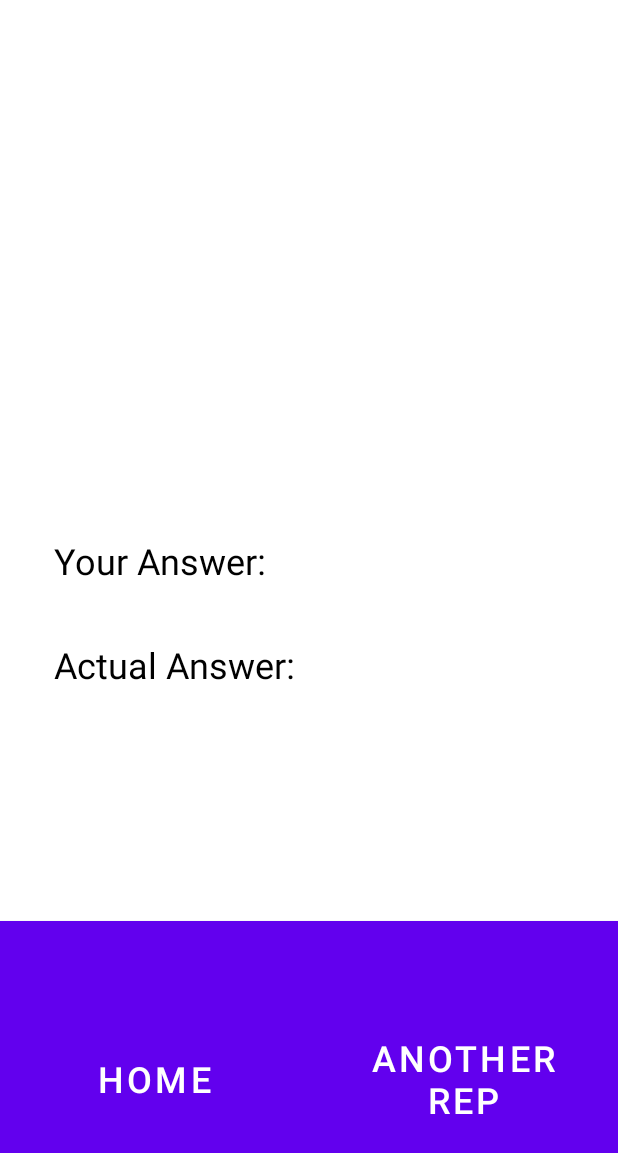
After one commit to coocraig/mathreps, an Android app: the Results screen opened through its navigation route, on a phone screen of 412 x 824 dp. The commit adds this screen. Shown: the top 1153 px of the screen. Run offline under Robolectric (Android 15) with nearby library versions, the phone set to English and light mode, and no system bars; our stand-ins replace data binding.

Commit message:
Fully functional aside from data persistence,
data persistence problem seems to stem from MathRepsApplication not being able to be casted properly, though this can be cheated around (without implementation of anything) to acheive core app functionality.

```diff
--- a/app/build.gradle
+++ b/app/build.gradle
@@ -53,8 +53,14 @@ dependencies {
     androidTestImplementation 'androidx.test.espresso:espresso-core:3.4.0'
     androidTestImplementation "androidx.navigation:navigation-testing:$nav_version"
     debugImplementation "androidx.fragment:fragment-testing:1.4.1"
+//    implementation "androidx.room:room-runtime:$room_version"
+    kapt "androidx.room:room-compiler:$room_version"
+
+    // Room
     implementation "androidx.room:room-runtime:$room_version"
+    implementation 'androidx.legacy:legacy-support-v4:1.0.0'
     kapt "androidx.room:room-compiler:$room_version"
+    implementation "androidx.room:room-ktx:$room_version"
 
 // optional - Kotlin Extensions and Coroutines support for Room
     implementation "androidx.room:room-ktx:$room_version"
--- a/app/src/main/java/com/example/mathreps/MainActivity.kt
+++ b/app/src/main/java/com/example/mathreps/MainActivity.kt
@@ -1,7 +1,7 @@
 package com.example.mathreps
 
+import android.os.Bundle
 import androidx.appcompat.app.AppCompatActivity
-import android.os.Bundle
 import androidx.navigation.NavController
 import androidx.navigation.fragment.NavHostFragment
 import com.example.mathreps.databinding.ActivityMainBinding
@@ -14,6 +14,8 @@ class MainActivity : AppCompatActivity() {
     override fun onCreate(savedInstanceState: Bundle?) {
         super.onCreate(savedInstanceState)
         setContentView(R.layout.activity_main)
+        val actionBar = supportActionBar
+        actionBar?.hide()
 
         //Retrieve NavController from the NavHostFragment
         val navHostFragment = supportFragmentManager.findFragmentById(R.id.nav_host_fragment) as NavHostFragment
--- a/app/src/main/java/com/example/mathreps/MathViewModel.kt
+++ b/app/src/main/java/com/example/mathreps/MathViewModel.kt
@@ -1,18 +1,21 @@
 package com.example.mathreps
 
-import androidx.lifecycle.LiveData
-import androidx.lifecycle.MutableLiveData
-import androidx.lifecycle.ViewModel
+import androidx.lifecycle.*
+import com.example.mathreps.data.Attempt
+import com.example.mathreps.data.AttemptDao
+import kotlinx.coroutines.launch
 
-class MathViewModel : ViewModel(){
+class MathViewModel() : ViewModel(){
     //Determines if audio ought to be played or not
-    private val _audio = MutableLiveData<Boolean?>()
+    private val _audio = MutableLiveData<Boolean?>(true)
     val audio: LiveData<Boolean?> = _audio
 
     //function to set the audio on or off for the game
     fun setAudio(bool: Boolean){
         _audio.value = bool
     }
+
+
 
     //The different ranges
     private final val easyRange = (2..10)
@@ -43,10 +46,40 @@ class MathViewModel : ViewModel(){
     private val _smallNumber = MutableLiveData<Int?>()
     val smallNumber: LiveData<Int?> = _smallNumber
 
+    //The number (number on bottom)
+    private val _actualAnswer = MutableLiveData<Int?>()
+    val actualAnswer: LiveData<Int?> = _actualAnswer
+
     //Randomly sets the numbers
     fun setNumbers(largeRange: IntRange?) {
         _smallNumber.value = (2..9).random()
         _largeNumber.value = largeRange?.random()
+        _actualAnswer.value = _smallNumber.value!! * _largeNumber.value!!
+    }
+
+    //the answer given by the user
+    private val _answer = MutableLiveData<String?>()
+    val answer: LiveData<String?> = _answer
+
+    //Can be used to set this answer
+    fun setAnswer(response: String){
+        _answer.value = response
+    }
+
+    //The string for if the answer is correct or incorrect
+    private val _resultText = MutableLiveData<String?>()
+    val resultText: LiveData<String?> = _resultText
+
+    //The value of if the answer is correct or not
+    private val _isCorrect = MutableLiveData<Boolean?>()
+    val isCorrect: LiveData<Boolean?> = _isCorrect
+
+    fun setResultText() {
+        if(_answer.value?.toInt() == _actualAnswer.value?.toInt()){
+            _resultText.value = "Correct!"
+        } else {
+            _resultText.value = "Wrong :("
+        }
     }
 
 }
--- a/app/src/main/java/com/example/mathreps/Pregame.kt
+++ b/app/src/main/java/com/example/mathreps/Pregame.kt
@@ -13,8 +13,8 @@ import com.example.mathreps.databinding.FragmentPregameBinding
 class Pregame : Fragment() {
 
 
-//    // Use the 'by activityViewModels()' Kotlin property delegate from the fragment-ktx artifact
-//    // to share the ViewModel across fragments.
+    // Use the 'by activityViewModels()' Kotlin property delegate from the fragment-ktx artifact
+    // to share the ViewModel across fragments.
 //    private val viewModel: MathRepsViewModel by activityViewModels {
 //        MathRepsViewModelFactory(
 //            (activity?.application as MathRepsApplication).database
--- /dev/null
+++ b/app/src/main/java/com/example/mathreps/Results.kt
@@ -0,0 +1,76 @@
+package com.example.mathreps
+
+import android.media.MediaPlayer
+import android.media.SoundPool
+import android.os.Bundle
+import androidx.fragment.app.Fragment
+import android.view.LayoutInflater
+import android.view.View
+import android.view.ViewGroup
+import androidx.fragment.app.activityViewModels
+import androidx.navigation.fragment.findNavController
+import com.example.mathreps.databinding.FragmentProblemBinding
+import com.example.mathreps.databinding.FragmentResultsBinding
+
+
+class Results : Fragment() {
+    private var _binding: FragmentResultsBinding? = null
+
+    private val binding get() = _binding!!
+
+    //Creates a reference to the second viewmodel
+    private val sharedViewModel: MathViewModel by activityViewModels()
+
+    lateinit var victorySound : MediaPlayer
+    lateinit var lossSound : MediaPlayer
+
+    override fun onCreate(savedInstanceState: Bundle?) {
+        super.onCreate(savedInstanceState)
+    }
+
+    override fun onCreateView(
+        inflater: LayoutInflater, container: ViewGroup?,
+        savedInstanceState: Bundle?
+    ): View? {
+        victorySound = MediaPlayer.create(activity, R.raw.tadaa)
+        lossSound = MediaPlayer.create(activity, R.raw.youlose)
+        _binding = FragmentResultsBinding.inflate(inflater, container, false)
+        val root = binding.root
+        return root
+    }
+    private var nuum = 0
+
+    override fun onViewCreated(view: View, savedInstanceState: Bundle?) {
+        super.onViewCreated(view, savedInstanceState)
+        binding.apply {
+            viewModel = sharedViewModel
+            results = this@Results
+        }
+        binding.resultsText.setOnClickListener{
+//            if(sharedViewModel.answer.value?.toInt()==sharedViewModel.actualAnswer.value?.toInt() && sharedViewModel.audio.value == true)
+            if(sharedViewModel.audio.value == true) {
+                if(sharedViewModel.resultText.value.toString().equals("Correct!"))
+                {
+                    victorySound.start()
+                }
+                else{
+                    lossSound.start()
+                }
+            }
+        }
+    }
+
+    override fun onDestroyView() {
+        super.onDestroyView()
+        _binding = null
+    }
+
+    fun toHome(){
+        findNavController().navigate(R.id.action_results_to_pregame)
+    }
+
+    fun anotherRep(){
+        findNavController().navigate(R.id.action_results_to_problem)
+    }
+
+}
--- a/app/src/main/java/com/example/mathreps/Statistics.kt
+++ b/app/src/main/java/com/example/mathreps/Statistics.kt
@@ -16,9 +16,9 @@ class Statistics : Fragment() {
     // Use the 'by activityViewModels()' Kotlin property delegate from the fragment-ktx artifact
     // to share the ViewModel across fragments.
     private val viewModel: MathRepsViewModel by activityViewModels {
-        MathRepsViewModelFactory(
+        MathRepsViewModel.MathRepsViewModelFactory(
             (activity?.application as MathRepsApplication).database
-                .itemDao()
+                .attemptDao()
         )
     }
 
--- a/app/src/main/java/com/example/mathreps/data/AttemptDao.kt
+++ b/app/src/main/java/com/example/mathreps/data/AttemptDao.kt
@@ -9,8 +9,6 @@ import kotlinx.coroutines.flow.Flow
 
 @Dao
 interface AttemptDao {
-
-
     //query for whole table (Will be used to calculate statistics after the list of attempts has been generated)
     @Query("SELECT * from attempt")
     fun getAttempts(): Flow<List<Attempt>>
@@ -18,5 +16,4 @@ interface AttemptDao {
     //Inserts an attempt to the database
     @Insert(onConflict = OnConflictStrategy.IGNORE)
     suspend fun insert(attempt: Attempt)
-
 }
--- a/app/src/main/java/com/example/mathreps/data/AttemptRoomDatabase.kt
+++ b/app/src/main/java/com/example/mathreps/data/AttemptRoomDatabase.kt
@@ -8,7 +8,7 @@ import androidx.room.RoomDatabase
 @Database(entities = [Attempt::class], version = 1, exportSchema = false)
 abstract class AttemptRoomDatabase : RoomDatabase() {
 
-    abstract fun itemDao(): AttemptDao
+    abstract fun attemptDao(): AttemptDao
 
     companion object {
         @Volatile
--- a/app/src/main/res/layout/fragment_results.xml
+++ b/app/src/main/res/layout/fragment_results.xml
@@ -1,14 +1,116 @@
 <?xml version="1.0" encoding="utf-8"?>
-<FrameLayout xmlns:android="http://schemas.android.com/apk/res/android"
+<layout
+    xmlns:android="http://schemas.android.com/apk/res/android"
     xmlns:tools="http://schemas.android.com/tools"
-    android:layout_width="match_parent"
-    android:layout_height="match_parent"
-    tools:context=".results">
+    xmlns:app="http://schemas.android.com/apk/res-auto"
+    tools:context=".Results">
 
-    <!-- TODO: Update blank fragment layout -->
-    <TextView
+    <data>
+        <variable
+            name="viewModel"
+            type="com.example.mathreps.MathViewModel" />
+
+        <variable
+            name="results"
+            type="com.example.mathreps.Results" />
+    </data>
+
+    <androidx.constraintlayout.widget.ConstraintLayout
         android:layout_width="match_parent"
         android:layout_height="match_parent"
-        android:text="@string/hello_blank_fragment" />
+        >
+        <TextView
+            android:id="@+id/resultsText"
+            android:layout_width="wrap_content"
+            android:layout_height="wrap_content"
+            android:text='@{viewModel.resultText.toString()}'
+            android:textColor="@color/black"
+            android:textSize="85dp"
+            app:layout_constraintBottom_toBottomOf="parent"
+            app:layout_constraintEnd_toEndOf="parent"
+            app:layout_constraintStart_toStartOf="parent"
+            app:layout_constraintTop_toTopOf="parent"
+            app:layout_constraintVertical_bias="0.148" />
 
-</FrameLayout>
+        <Button
+            android:id="@+id/backHome"
+            android:layout_width="wrap_content"
+            android:layout_height="wrap_content"
+            android:width="206dp"
+            android:height="210dp"
+            android:background="@color/black"
+            android:text="Home"
+            app:layout_constraintBottom_toBottomOf="parent"
+            tools:layout_editor_absoluteX="0dp"
+            app:layout_constraintStart_toStartOf="parent"
+            android:textSize="24sp"
+            android:onClick='@{() -> results.toHome()}'/>
+
+        <Button
+            android:id="@+id/another"
+            android:layout_width="wrap_content"
+            android:layout_height="wrap_content"
+            android:width="206dp"
+            android:height="210dp"
+            android:background="@color/black"
+            android:text="Another Rep"
+            android:textSize="24sp"
+            app:layout_constraintBottom_toBottomOf="parent"
+            tools:layout_editor_absoluteX="206dp"
+            app:layout_constraintStart_toEndOf="@id/backHome"
+            android:onClick='@{() -> results.anotherRep()}'/>
+
+        <TextView
+            android:id="@+id/textView6"
+            android:layout_width="wrap_content"
+            android:layout_height="wrap_content"
+            android:layout_marginStart="36dp"
+            android:text="Your Answer: "
+            android:textColor="#000000"
+            android:textSize="24sp"
+            app:layout_constraintBottom_toTopOf="@+id/another"
+            app:layout_constraintStart_toStartOf="parent"
+            app:layout_constraintTop_toBottomOf="@+id/resultsText"
+            app:layout_constraintVertical_bias="0.381"
+            android:outlineAmbientShadowColor="@color/black"/>
+
+        <TextView
+            android:id="@+id/textView7"
+            android:layout_width="wrap_content"
+            android:layout_height="wrap_content"
+            android:layout_marginStart="36dp"
+            android:textColor="#000000"
+            android:textSize="24sp"
+            app:layout_constraintStart_toEndOf="@+id/textView6"
+            app:layout_constraintTop_toTopOf="@+id/textView6"
+            tools:text='@{viewModel.answer.toString()}' />
+
+        <TextView
+            android:id="@+id/textView8"
+            android:layout_width="wrap_content"
+            android:layout_height="wrap_content"
+            android:layout_marginStart="36dp"
+            android:outlineAmbientShadowColor="@color/black"
+            android:text="Actual Answer: "
+            android:textColor="#000000"
+            android:textSize="24sp"
+            app:layout_constraintBottom_toTopOf="@+id/another"
+            app:layout_constraintStart_toStartOf="parent"
+            app:layout_constraintTop_toBottomOf="@+id/textView7"
+            app:layout_constraintVertical_bias="0.193" />
+
+        <TextView
+            android:id="@+id/textView9"
+            android:layout_width="wrap_content"
+            android:layout_height="wrap_content"
+            android:textColor="#000000"
+            android:textSize="24sp"
+            app:layout_constraintEnd_toEndOf="@+id/textView7"
+            app:layout_constraintStart_toStartOf="@id/textView7"
+            app:layout_constraintTop_toTopOf="@+id/textView8"
+            tools:text='@{viewModel.actualAnswer.toString()}' />
+
+
+    </androidx.constraintlayout.widget.ConstraintLayout>
+
+</layout>
--- a/app/src/main/res/navigation/nav_graph.xml
+++ b/app/src/main/res/navigation/nav_graph.xml
@@ -50,12 +50,12 @@
         android:label="fragment_problem"
         tools:layout="@layout/fragment_problem" >
         <action
-            android:id="@+id/action_problem_to_results"
-            app:destination="@id/results" />
+            android:id="@+id/action_problem_to_rating"
+            app:destination="@id/rating" />
     </fragment>
     <fragment
         android:id="@+id/results"
-        android:name="com.example.mathreps.results"
+        android:name="com.example.mathreps.Results"
         android:label="fragment_results"
         tools:layout="@layout/fragment_results" >
         <action
@@ -65,4 +65,13 @@
             android:id="@+id/action_results_to_pregame"
             app:destination="@id/pregame" />
     </fragment>
+    <fragment
+        android:id="@+id/rating"
+        android:name="com.example.mathreps.Rating"
+        android:label="fragment_rating"
+        tools:layout="@layout/fragment_rating" >
+        <action
+            android:id="@+id/action_rating_to_results"
+            app:destination="@id/results" />
+    </fragment>
 </navigation>
```
Also changed, not shown: app/src/main/java/com/example/mathreps/MathRepsViewModel.kt (+10 -9 lines), app/src/main/java/com/example/mathreps/Problem.kt (+63 -1 lines), app/src/main/java/com/example/mathreps/Rating.kt (added, +82 -0 lines), app/src/main/java/com/example/mathreps/results.kt (deleted, +0 -59 lines), app/src/main/res/layout/fragment_rating.xml (added, +96 -0 lines), 2 other files.
